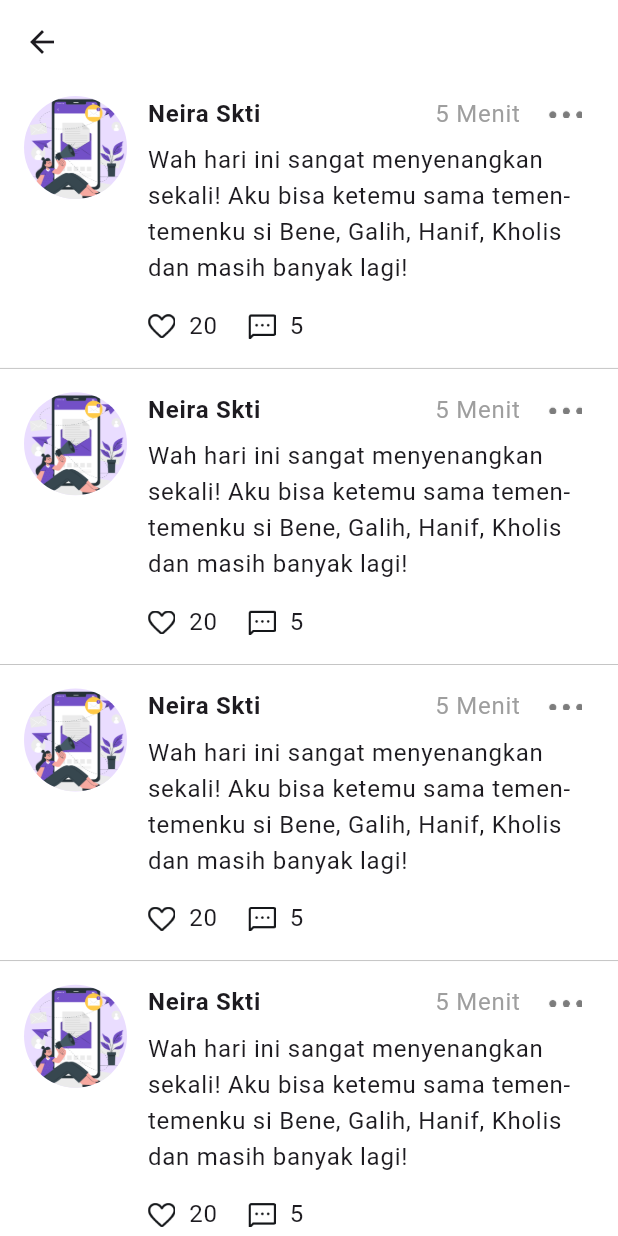
After one commit to benebobaa/amikom-pedia-app, a Flutter app: the HomePage screen opened by its route, on a phone screen of 412 x 824 dp. The commit adds this screen. Run offline on Flutter 3.47's test engine with Material 3 defaults, Android fonts, the light colour scheme and no system bars; our stand-ins replace dartz, equatable, flutter_bloc, flutter_screenutil, geolocator, get_it and 5 more; missing offline and left inert: overlay_kit; accounts and stored records are empty.

Commit message:
feeds list item

```diff
--- a/lib/core/constants/media_res.dart
+++ b/lib/core/constants/media_res.dart
@@ -23,4 +23,7 @@ class MediaRes {
   static const icBtnList = '$_baseIcons/ic_btn_list.png';
   static const icLogo = '$_baseIcons/logo.png';
   static const icPen = '$_baseIcons/pen.png';
+  static const icFavorite = '$_baseIcons/favorite.png';
+  static const icOption = '$_baseIcons/option.png';
+  static const icSms = '$_baseIcons/sms.png';
 }
--- a/lib/core/services/router.dart
+++ b/lib/core/services/router.dart
@@ -1,3 +1,4 @@
+import 'package:amikompedia_app/presentation/module/home/home_page.dart';
 import 'package:amikompedia_app/presentation/module/otp/otp_page.dart';
 import 'package:amikompedia_app/presentation/module/otp/otp_success_page.dart';
 import 'package:amikompedia_app/presentation/module/otp/widgets/otp_form_lib.dart';
@@ -55,9 +56,14 @@ Route<dynamic> generateRoute(RouteSettings settings) {
     case StepperThreePage.routeName:
       return _pageBuilder((_) => StepperThreePage(), settings: settings);
 
+    //pincode
     case PinCodeVerificationScreen.routeName:
       return _pageBuilder((_) => PinCodeVerificationScreen(),
           settings: settings);
+
+    //home
+    case HomePage.routeName:
+      return _pageBuilder((_) => HomePage(), settings: settings);
 
     default:
       return _pageBuilder(
--- /dev/null
+++ b/lib/presentation/module/home/home_page.dart
@@ -0,0 +1,23 @@
+import 'package:amikompedia_app/presentation/module/home/widgets/feeds_item.dart';
+import 'package:flutter/material.dart';
+
+class HomePage extends StatelessWidget {
+  const HomePage({super.key});
+
+  static const routeName = '/home';
+  @override
+  Widget build(BuildContext context) {
+    return Scaffold(
+      appBar: AppBar(),
+      body: ListView.separated(
+          itemBuilder: (context, index) => ListTile(
+                title: FeedsItem(),
+              ),
+          separatorBuilder: ((context, index) => Divider(
+                color: Colors.grey,
+                thickness: 0.4,
+              )),
+          itemCount: 5),
+    );
+  }
+}
--- /dev/null
+++ b/lib/presentation/module/home/widgets/feeds_item.dart
@@ -0,0 +1,80 @@
+import 'package:amikompedia_app/core/constants/media_res.dart';
+import 'package:flutter/material.dart';
+import 'package:flutter_screenutil/flutter_screenutil.dart';
+
+class FeedsItem extends StatelessWidget {
+  const FeedsItem({super.key});
+
+  @override
+  Widget build(BuildContext context) {
+    return Row(
+      crossAxisAlignment: CrossAxisAlignment.start,
+      children: [
+        Container(
+          child: CircleAvatar(
+            radius: 30.r,
+            backgroundImage: AssetImage(MediaRes.otpPageImagePng),
+          ),
+        ),
+        SizedBox(width: 12.w),
+        Expanded(
+          child: Container(
+            child: Column(
+              crossAxisAlignment: CrossAxisAlignment.start,
+              children: [
+                Row(
+                  children: [
+                    Text(
+                      "Neira Skti",
+                      style: TextStyle(fontWeight: FontWeight.bold),
+                    ),
+                    Spacer(),
+                    Text(
+                      "5 Menit",
+                      style: TextStyle(color: Colors.grey),
+                    ),
+                    SizedBox(width: 16.w),
+                    SizedBox(
+                      width: 20.w,
+                      child: Image.asset(
+                        MediaRes.icOption,
+                        fit: BoxFit.cover,
+                      ),
+                    ),
+                  ],
+                ),
+                SizedBox(height: 6.h),
+                Text(
+                    "Wah hari ini sangat menyenangkan sekali! Aku bisa ketemu sama temen-temenku si Bene, Galih, Hanif, Kholis dan masih banyak lagi!"),
+                SizedBox(height: 12.h),
+                Row(
+                  children: [
+                    SizedBox(
+                      width: 16.w,
+                      child: Image.asset(
+                        MediaRes.icFavorite,
+                        fit: BoxFit.cover,
+                      ),
+                    ),
+                    SizedBox(width: 8.w),
+                    Text("20"),
+                    SizedBox(width: 18.w),
+                    SizedBox(
+                      width: 16.w,
+                      child: Image.asset(
+                        MediaRes.icSms,
+                        fit: BoxFit.cover,
+                      ),
+                    ),
+                    SizedBox(width: 8.w),
+                    Text("5"),
+                  ],
+                ),
+              ],
+            ),
+          ),
+        ),
+      ],
+    );
+  }
+}
--- a/lib/presentation/module/login/login_page.dart
+++ b/lib/presentation/module/login/login_page.dart
@@ -6,8 +6,8 @@ import 'package:amikompedia_app/core/widgets/custom_text_form_field.dart';
 import 'package:amikompedia_app/presentation/bloc/login_bloc/login_bloc.dart';
 import 'package:amikompedia_app/presentation/bloc/login_bloc/login_event.dart';
 import 'package:amikompedia_app/presentation/bloc/login_bloc/login_state.dart';
+import 'package:amikompedia_app/presentation/module/home/home_page.dart';
 import 'package:amikompedia_app/presentation/module/otp/otp_page.dart';
-import 'package:amikompedia_app/presentation/module/stepper/stepper_one_page.dart';
 import 'package:flutter/gestures.dart';
 import 'package:flutter/material.dart';
 import 'package:flutter_bloc/flutter_bloc.dart';
@@ -82,7 +82,7 @@ class LoginPage extends StatelessWidget {
           child: Column(
             children: [
               SizedBox(height: 60.h),
-              Container(
+              SizedBox(
                 height: 18.h,
                 child: Image.asset(
                   MediaRes.icLogo,
@@ -168,8 +168,7 @@ class LoginPage extends StatelessWidget {
                       ),
                       recognizer: TapGestureRecognizer()
                         ..onTap = () {
-                          Navigator.pushNamed(
-                              context, StepperOnePage.routeName);
+                          Navigator.pushNamed(context, HomePage.routeName);
                         },
                     ),
                   ],
```
Also changed, not shown: assets/icons/favorite.png (added), assets/icons/option.png (added), assets/icons/sms.png (added).
